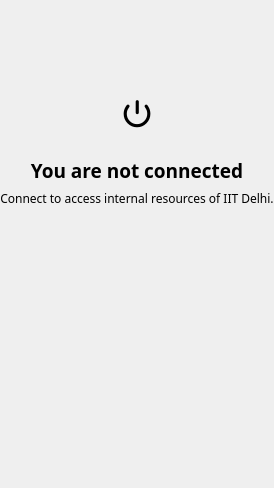
This is forms/connectscreen.ui in AaryaTalgaonkar/openvpn3-gui as Qt 5 draws it before an edit. The edited form follows.
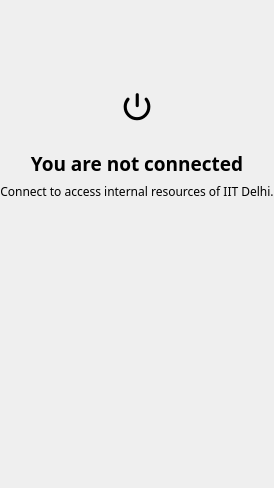
This is the edited form.

Commit message: add status pill and guidance labels

Diff of the .ui file:
```diff
--- a/forms/connectscreen.ui
+++ b/forms/connectscreen.ui
@@ -176,13 +176,13 @@
           <property name="minimumSize">
            <size>
             <width>0</width>
-            <height>160</height>
+            <height>175</height>
            </size>
           </property>
           <property name="maximumSize">
            <size>
             <width>16777215</width>
-            <height>160</height>
+            <height>175</height>
            </size>
           </property>
          </widget>
```
The commit also changes 2 other files.
